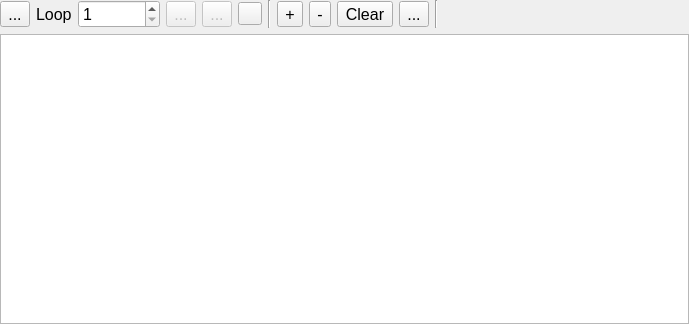
Above: source/wnd/ui/pvtedit.ui from ww4u/megarobostudio before the change. Below: the same form after it.
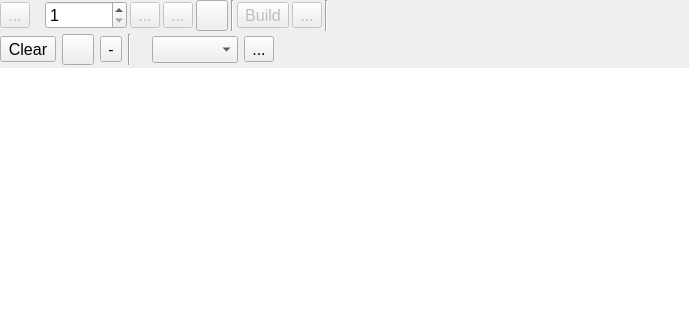
That is the form after the change. Icons and pictures are not drawn. Custom widgets are drawn as their Qt base class.

Patch:
```diff
--- a/source/wnd/ui/pvtedit.ui
+++ b/source/wnd/ui/pvtedit.ui
@@ -20,6 +20,9 @@
    <string>Form</string>
   </property>
   <layout class="QVBoxLayout" name="verticalLayout">
+   <property name="spacing">
+    <number>3</number>
+   </property>
    <property name="leftMargin">
     <number>0</number>
    </property>
@@ -36,6 +39,9 @@
     <layout class="QHBoxLayout" name="horizontalLayout">
      <item>
       <widget class="QToolButton" name="btnDown">
+       <property name="enabled">
+        <bool>false</bool>
+       </property>
        <property name="toolTip">
         <string>Download</string>
        </property>
@@ -44,19 +50,49 @@
        </property>
        <property name="icon">
         <iconset resource="../res/res.qrc">
-         <normaloff>:/res/image/download.png</normaloff>:/res/image/download.png</iconset>
+         <normaloff>:/res/image/icon/218.png</normaloff>:/res/image/icon/218.png</iconset>
+       </property>
+       <property name="iconSize">
+        <size>
+         <width>24</width>
+         <height>24</height>
+        </size>
        </property>
       </widget>
      </item>
      <item>
       <widget class="QLabel" name="label">
+       <property name="maximumSize">
+        <size>
+         <width>24</width>
+         <height>24</height>
+        </size>
+       </property>
        <property name="text">
-        <string>Loop</string>
+        <string/>
+       </property>
+       <property name="pixmap">
+        <pixmap resource="../res/res.qrc">:/res/image/icon/332.png</pixmap>
+       </property>
+       <property name="scaledContents">
+        <bool>true</bool>
        </property>
       </widget>
      </item>
      <item>
       <widget class="QSpinBox" name="spinLoop">
+       <property name="minimumSize">
+        <size>
+         <width>0</width>
+         <height>0</height>
+        </size>
+       </property>
+       <property name="maximumSize">
+        <size>
+         <width>16777215</width>
+         <height>16777215</height>
+        </size>
+       </property>
        <property name="minimum">
         <number>1</number>
        </property>
@@ -75,7 +111,13 @@
        </property>
        <property name="icon">
         <iconset resource="../res/res.qrc">
-         <normaloff>:/res/image/play.png</normaloff>:/res/image/play.png</iconset>
+         <normaloff>:/res/image/icon/playon.png</normaloff>:/res/image/icon/playon.png</iconset>
+       </property>
+       <property name="iconSize">
+        <size>
+         <width>24</width>
+         <height>24</height>
+        </size>
        </property>
       </widget>
      </item>
@@ -91,6 +133,12 @@
         <iconset resource="../res/res.qrc">
          <normaloff>:/res/image/stop.png</normaloff>:/res/image/stop.png</iconset>
        </property>
+       <property name="iconSize">
+        <size>
+         <width>24</width>
+         <height>24</height>
+        </size>
+       </property>
       </widget>
      </item>
      <item>
@@ -100,7 +148,13 @@
        </property>
        <property name="icon">
         <iconset resource="../res/res.qrc">
-         <normaloff>:/res/image/dial.png</normaloff>:/res/image/dial.png</iconset>
+         <normaloff>:/res/image/icon/23.png</normaloff>:/res/image/icon/23.png</iconset>
+       </property>
+       <property name="iconSize">
+        <size>
+         <width>24</width>
+         <height>24</height>
+        </size>
        </property>
       </widget>
      </item>
@@ -112,12 +166,124 @@
       </widget>
      </item>
      <item>
+      <widget class="QToolButton" name="btnBuild">
+       <property name="enabled">
+        <bool>false</bool>
+       </property>
+       <property name="text">
+        <string>Build</string>
+       </property>
+       <property name="icon">
+        <iconset resource="../res/res.qrc">
+         <normaloff>:/res/image/icon/stealth.png</normaloff>:/res/image/icon/stealth.png</iconset>
+       </property>
+       <property name="iconSize">
+        <size>
+         <width>24</width>
+         <height>24</height>
+        </size>
+       </property>
+      </widget>
+     </item>
+     <item>
+      <widget class="QToolButton" name="btnGraph">
+       <property name="enabled">
+        <bool>false</bool>
+       </property>
+       <property name="toolTip">
+        <string>Graph view</string>
+       </property>
+       <property name="text">
+        <string>...</string>
+       </property>
+       <property name="icon">
+        <iconset resource="../res/res.qrc">
+         <normaloff>:/res/image/icon/dynamic.png</normaloff>:/res/image/icon/dynamic.png</iconset>
+       </property>
+       <property name="iconSize">
+        <size>
+         <width>24</width>
+         <height>24</height>
+        </size>
+       </property>
+      </widget>
+     </item>
+     <item>
+      <widget class="Line" name="line_2">
+       <property name="orientation">
+        <enum>Qt::Vertical</enum>
+       </property>
+      </widget>
+     </item>
+     <item>
+      <spacer name="horizontalSpacer">
+       <property name="orientation">
+        <enum>Qt::Horizontal</enum>
+       </property>
+       <property name="sizeHint" stdset="0">
+        <size>
+         <width>40</width>
+         <height>20</height>
+        </size>
+       </property>
+      </spacer>
+     </item>
+    </layout>
+   </item>
+   <item>
+    <layout class="QHBoxLayout" name="horizontalLayout_2">
+     <property name="spacing">
+      <number>6</number>
+     </property>
+     <property name="leftMargin">
+      <number>0</number>
+     </property>
+     <property name="topMargin">
+      <number>0</number>
+     </property>
+     <property name="rightMargin">
+      <number>0</number>
+     </property>
+     <property name="bottomMargin">
+      <number>0</number>
+     </property>
+     <item>
+      <widget class="QToolButton" name="btnClr">
+       <property name="toolTip">
+        <string>Clear all item</string>
+       </property>
+       <property name="text">
+        <string>Clear</string>
+       </property>
+       <property name="icon">
+        <iconset resource="../res/res.qrc">
+         <normaloff>:/res/image/icon/empty.png</normaloff>:/res/image/icon/empty.png</iconset>
+       </property>
+       <property name="iconSize">
+        <size>
+         <width>24</width>
+         <height>24</height>
+        </size>
+       </property>
+      </widget>
+     </item>
+     <item>
       <widget class="QToolButton" name="btnAdd">
        <property name="toolTip">
         <string>Insert a new item</string>
        </property>
        <property name="text">
-        <string>+</string>
+        <string/>
+       </property>
+       <property name="icon">
+        <iconset resource="../res/res.qrc">
+         <normaloff>:/res/image/icon/addition.png</normaloff>:/res/image/icon/addition.png</iconset>
+       </property>
+       <property name="iconSize">
+        <size>
+         <width>24</width>
+         <height>24</height>
+        </size>
        </property>
       </widget>
      </item>
@@ -129,41 +295,72 @@
        <property name="text">
         <string>-</string>
        </property>
-      </widget>
-     </item>
-     <item>
-      <widget class="QToolButton" name="btnClr">
-       <property name="toolTip">
-        <string>Clear all item</string>
-       </property>
-       <property name="text">
-        <string>Clear</string>
-       </property>
-      </widget>
-     </item>
-     <item>
-      <widget class="QToolButton" name="btnGraph">
-       <property name="toolTip">
-        <string>Graph view</string>
-       </property>
-       <property name="text">
-        <string>...</string>
-       </property>
        <property name="icon">
         <iconset resource="../res/res.qrc">
-         <normaloff>:/res/image/plot.png</normaloff>:/res/image/plot.png</iconset>
+         <normaloff>:/res/image/icon/delete.png</normaloff>:/res/image/icon/delete.png</iconset>
+       </property>
+       <property name="iconSize">
+        <size>
+         <width>24</width>
+         <height>24</height>
+        </size>
        </property>
       </widget>
      </item>
      <item>
-      <widget class="Line" name="line_2">
+      <widget class="Line" name="line">
        <property name="orientation">
         <enum>Qt::Vertical</enum>
        </property>
       </widget>
      </item>
      <item>
-      <spacer name="horizontalSpacer">
+      <widget class="QLabel" name="label_2">
+       <property name="maximumSize">
+        <size>
+         <width>24</width>
+         <height>24</height>
+        </size>
+       </property>
+       <property name="text">
+        <string/>
+       </property>
+       <property name="pixmap">
+        <pixmap resource="../res/res.qrc">:/res/image/icon/54.png</pixmap>
+       </property>
+       <property name="scaledContents">
+        <bool>true</bool>
+       </property>
+      </widget>
+     </item>
+     <item>
+      <widget class="ValueComboBox" name="cmbPlanMode"/>
+     </item>
+     <item>
+      <widget class="QToolButton" name="btnPref">
+       <property name="maximumSize">
+        <size>
+         <width>16777215</width>
+         <height>16777215</height>
+        </size>
+       </property>
+       <property name="text">
+        <string>...</string>
+       </property>
+       <property name="icon">
+        <iconset resource="../res/res.qrc">
+         <normaloff>:/res/image/icon/205.png</normaloff>:/res/image/icon/205.png</iconset>
+       </property>
+       <property name="iconSize">
+        <size>
+         <width>24</width>
+         <height>24</height>
+        </size>
+       </property>
+      </widget>
+     </item>
+     <item>
+      <spacer name="horizontalSpacer_2">
        <property name="orientation">
         <enum>Qt::Horizontal</enum>
        </property>
@@ -179,6 +376,9 @@
    </item>
    <item>
     <widget class="QTableView" name="tableView">
+     <property name="frameShape">
+      <enum>QFrame::NoFrame</enum>
+     </property>
      <property name="verticalScrollBarPolicy">
       <enum>Qt::ScrollBarAsNeeded</enum>
      </property>
@@ -198,6 +398,13 @@
    </item>
   </layout>
  </widget>
+ <customwidgets>
+  <customwidget>
+   <class>ValueComboBox</class>
+   <extends>QComboBox</extends>
+   <header>valuecombobox.h</header>
+  </customwidget>
+ </customwidgets>
  <resources>
   <include location="../res/res.qrc"/>
  </resources>
```
